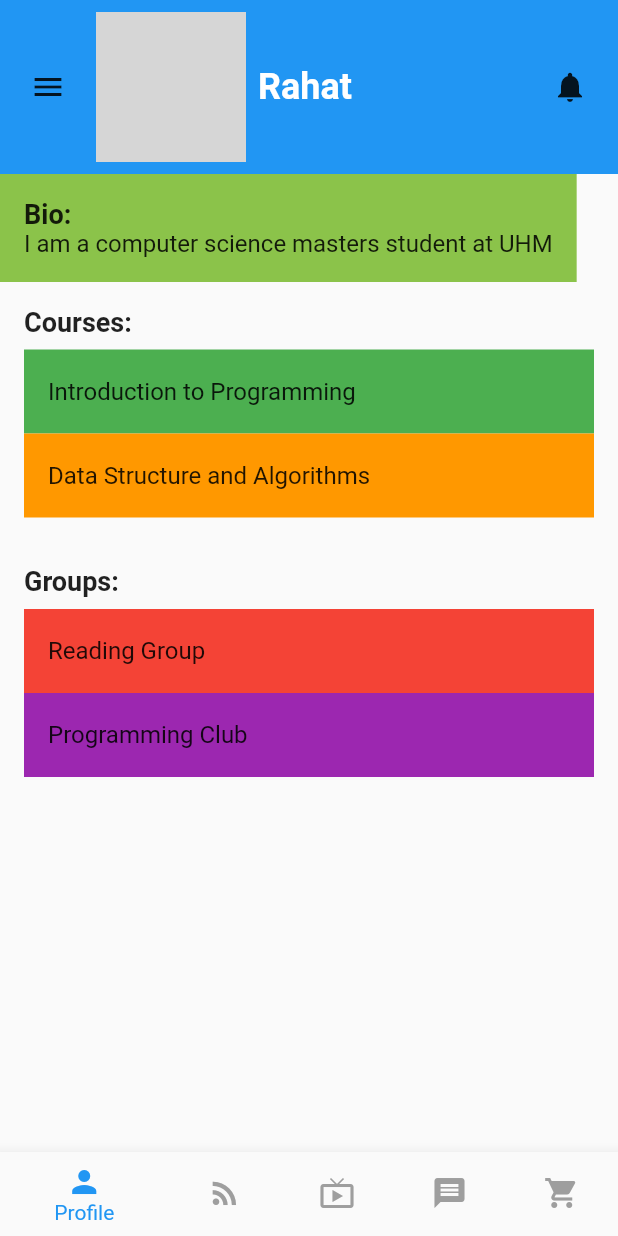
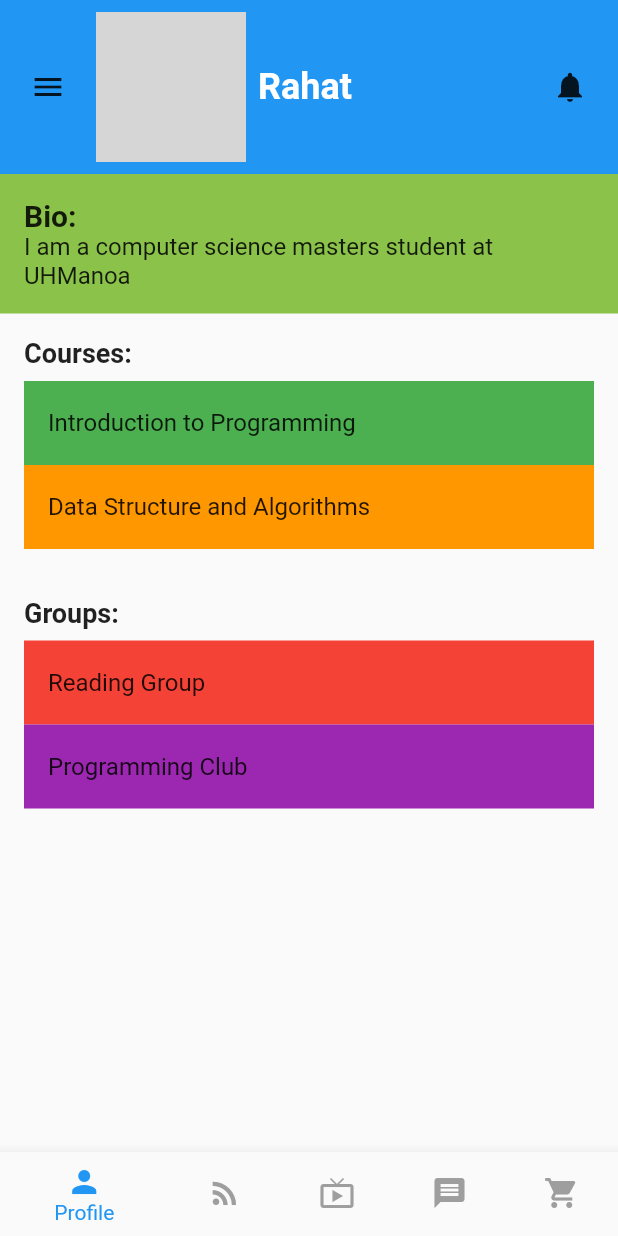
Before and after one commit to UHMSchoolBook/App, a Flutter app: the screen it shows after launch, after a tap on "Sign in", on a phone screen of 412 x 824 dp. Run offline on Flutter 3.47's test engine with Material 2 defaults, Android fonts, the phone set to English and light mode, and no system bars; network calls fail; grey boxes are pictures that could not be loaded.

Commit message:
Marketplace and Feed from DB Updated

```diff
--- a/lib/Feed/feed.dart
+++ b/lib/Feed/feed.dart
@@ -1,4 +1,7 @@
 import 'package:flutter/material.dart';
+import '../data_model/user_db.dart';
+import '../data_model/coursefeed_db.dart';
+import '../data_model/clubfeed_db.dart';
 
 class FeedPage extends StatelessWidget {
   @override
@@ -39,12 +42,15 @@ class FeedPage extends StatelessWidget {
 class CoursesTab extends StatelessWidget {
   @override
   Widget build(BuildContext context) {
-    return ListView(
-      children: [
-        FeedItem('Course 1', 'This is a course post.', 'a'),
-        FeedItem('Course 2', 'Another course post here.', 'b'),
-        FeedItem('Course 3', 'More course updates.', 'c'),
-      ],
+    return ListView.builder(
+      itemCount: coursefeedDB.feeds.length,
+      itemBuilder: (context, index) {
+        return FeedItem(
+          coursefeedDB.feeds[index].course_name,
+          coursefeedDB.feeds[index].post,
+          coursefeedDB.feeds[index].student_id,
+        );
+      },
     );
   }
 }
@@ -52,12 +58,15 @@ class CoursesTab extends StatelessWidget {
 class ClubsTab extends StatelessWidget {
   @override
   Widget build(BuildContext context) {
-    return ListView(
-      children: [
-        FeedItem('Club 1', 'This is a club post.', 'D'),
-        FeedItem('Club 2', 'Another club post here.', 'E'),
-        FeedItem('Club 3', 'More club updates.', 'F'),
-      ],
+    return ListView.builder(
+      itemCount: clubfeedDB.cfeeds.length,
+      itemBuilder: (context, index) {
+        return FeedItem(
+          clubfeedDB.cfeeds[index].club_name,
+          clubfeedDB.cfeeds[index].post,
+          clubfeedDB.cfeeds[index].student_id,
+        );
+      },
     );
   }
 }
@@ -72,19 +81,18 @@ class FeedItem extends StatelessWidget {
   @override
   Widget build(BuildContext context) {
     return Card(
-      margin: EdgeInsets.all(10),
+      margin: EdgeInsets.all(12),
       child: ListTile(
         leading: CircleAvatar(
-          // Display author's avatar
-          backgroundImage: AssetImage('assets/avatar.png'),
+          backgroundImage: NetworkImage(userDB.getUserImagePath(author)),
         ),
         title: Text(title),
         subtitle: Column(
           crossAxisAlignment: CrossAxisAlignment.start,
           children: [
             Text(content),
-            SizedBox(height: 15),
-            Text('Posted by: $author'),
+            SizedBox(height: 20),
+            Text('Posted by: ${userDB.getUserName(author)}'),
           ],
         ),
       ),
--- a/lib/MarketPlacePage/marketplace.dart
+++ b/lib/MarketPlacePage/marketplace.dart
@@ -1,6 +1,7 @@
 import 'package:flutter/material.dart';
 import '../data_model/marketplace_db.dart';
 import '../data_model/housesharing_db.dart';
+import '../data_model/user_db.dart';
 
 class MarketplacePage extends StatelessWidget {
   @override
@@ -90,7 +91,7 @@ class MarketplaceItem extends StatelessWidget {
           crossAxisAlignment: CrossAxisAlignment.start,
           children: [
             SizedBox(height: 15),
-            Text('Posted by: $author'),
+            Text('Posted by: ${userDB.getUserName(author)}'),
             Text('Price: $price'),
           ],
         ),
--- a/lib/Student_Profile_Page/student_ProfilePage.dart
+++ b/lib/Student_Profile_Page/student_ProfilePage.dart
@@ -35,11 +35,12 @@ class _StudentProfilePageState extends State<StudentProfilePage> {
               color: Colors.lightGreen, // Color for bio section
               child: Column(
                 crossAxisAlignment: CrossAxisAlignment.start,
+                mainAxisSize: MainAxisSize.max,
                 children: <Widget>[
                   Text(
                     'Bio:',
                     style: TextStyle(
-                      fontSize: 18.0,
+                      fontSize: 20.0,
                       fontWeight: FontWeight.bold,
                     ),
                   ),
--- a/lib/data_model/user_db.dart
+++ b/lib/data_model/user_db.dart
@@ -24,32 +24,32 @@ class UserDB {
         name: 'Rahat',
         email: 'rahat@gmail.com',
         imagePath: 'https://scholar.googleusercontent.com/citations?view_op=view_photo&user=DRMNtvMAAAAJ&citpid=2',
-        bio: 'I am a computer science masters student at UHM'),
+        bio: 'I am a computer science masters student at UHManoa'),
     UserData(
         id: 'user-002',
         name: 'Armin',
         email: 'armin@gmail.com',
         imagePath: 'https://hawaiidigitalhealthlab.com/content/images/2023/06/armin.jpeg',
-        bio: 'I am passionate about programming'),
+        bio: 'I am passionate about mobile application development'),
     UserData(
         id: 'user-003',
         name: 'John',
         email: 'john@gmail.com',
         imagePath: 'https://raw.githubusercontent.com/philipmjohnson/philipmjohnson.github.io/main/img/pmj-headshot.png',
-        bio: 'I am passionate about mobile apps'),
+        bio: 'I am passionate about teaching people about mobile apps'),
   ];
 
   UserData getUser(String userID) {
     return _users.firstWhere((userData) => userData.id == userID);
   }
 
-  List<UserData> getUsers(List<String> userIDs) {
-    return _users.where((userData) => userIDs.contains(userData.id)).toList();
+  String getUserName(String userID) {
+    return _users.firstWhere((userData) => userData.id == userID).name;
   }
 
-  // Return the userIDs of users who are in the same Chapter(s) as [userID].
-  // First, get all of the chapterIDs that this [userID] is associated with.
-  // Then build the set of all userIDs associated with the chapterIDs.
+  String getUserImagePath(String userID) {
+    return _users.firstWhere((userData) => userData.id == userID).imagePath;
+  }
 
 }
 
```
Also changed, not shown: lib/data_model/clubfeed_db.dart (added, +36 -0 lines), lib/data_model/coursefeed_db.dart (added, +36 -0 lines).
